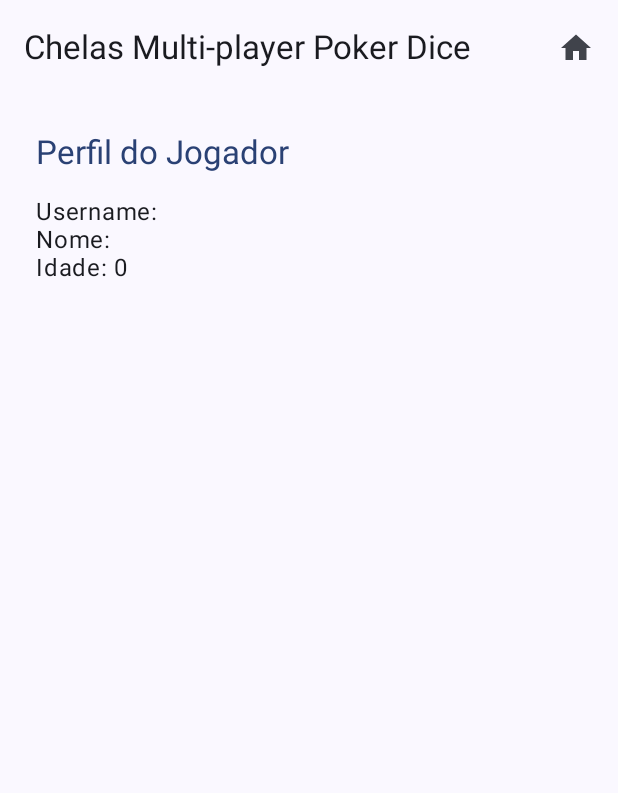
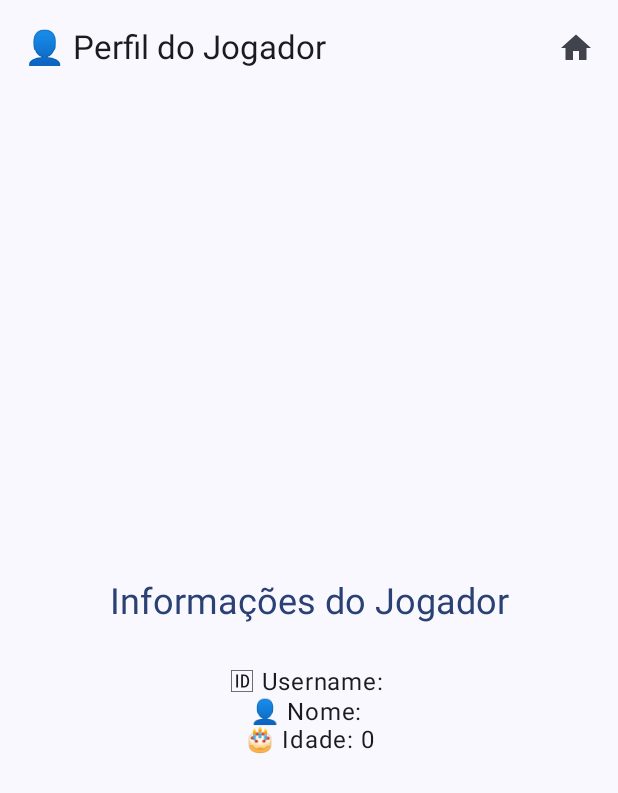
Before and after one commit to Diogoarnauth/PokerDice-Mobile, an Android app built with Jetpack Compose: the composable PlayerProfileView called with empty values, on a phone screen of 412 x 824 dp. Shown: the top 793 px of the screen. Run offline under Robolectric (Android 15) with nearby library versions, the phone set to English and light mode, and no system bars.

Commit message:
playerProfile

```diff
--- /dev/null
+++ b/app/src/main/java/com/example/chelasmultiplayerpokerdice/playerProfileScreen/playerProfileActivity.kt
@@ -0,0 +1 @@
+package com.example.chelasmultiplayerpokerdice.playerProfileScreen
--- a/app/src/main/java/com/example/chelasmultiplayerpokerdice/playerProfileScreen/playerProfileNavigation.kt
+++ b/app/src/main/java/com/example/chelasmultiplayerpokerdice/playerProfileScreen/playerProfileNavigation.kt
@@ -0,0 +1,6 @@
+package com.example.chelasmultiplayerpokerdice.aboutScreen
+
+interface ProfileNavigation {
+    fun goToTitleScreen()
+    //fun goToLoginScreen()
+}
--- a/app/src/main/java/com/example/chelasmultiplayerpokerdice/playerProfileScreen/playerProfileView.kt
+++ b/app/src/main/java/com/example/chelasmultiplayerpokerdice/playerProfileScreen/playerProfileView.kt
@@ -1,33 +1,20 @@
 package com.example.chimp.home
 
 import androidx.compose.foundation.background
-import androidx.compose.foundation.layout.Arrangement
-import androidx.compose.foundation.layout.Box
-import androidx.compose.foundation.layout.Column
-import androidx.compose.foundation.layout.Spacer
-import androidx.compose.foundation.layout.fillMaxSize
-import androidx.compose.foundation.layout.padding
+import androidx.compose.foundation.layout.*
 import androidx.compose.material.icons.Icons
 import androidx.compose.material.icons.filled.Home
-import androidx.compose.material.icons.filled.Info
-import androidx.compose.material.icons.filled.Person
-import androidx.compose.material.icons.filled.PlayArrow
-import androidx.compose.material3.ExperimentalMaterial3Api
-import androidx.compose.material3.Icon
-import androidx.compose.material3.IconButton
-import androidx.compose.material3.MaterialTheme
-import androidx.compose.material3.Scaffold
-import androidx.compose.material3.Text
-import androidx.compose.material3.TopAppBar
+import androidx.compose.material3.*
 import androidx.compose.runtime.Composable
 import androidx.compose.ui.Alignment
 import androidx.compose.ui.Modifier
 import androidx.compose.ui.platform.testTag
+import androidx.compose.ui.text.style.TextAlign
 import androidx.compose.ui.tooling.preview.Preview
 import androidx.compose.ui.unit.dp
 
-
 const val PLAYERPROFILE_BACK_TITLESCREEN = "Player Profile back to title screen"
+const val PLAYERPROFILE_VIEW_TAG = "Player Profile View"
 
 @OptIn(ExperimentalMaterial3Api::class)
 @Composable
@@ -40,10 +27,15 @@ fun PlayerProfileView(
     Scaffold(
         modifier = Modifier
             .fillMaxSize()
-            .testTag(TITLESCREEN_VIEW_TAG),
+            .testTag(PLAYERPROFILE_VIEW_TAG),
         topBar = {
             TopAppBar(
-                title = { Text("Chelas Multi-player Poker Dice") },
+                title = {
+                    Text(
+                        text = "👤 Perfil do Jogador",
+                        style = MaterialTheme.typography.titleLarge
+                    )
+                },
                 actions = {
                     IconButton(
                         onClick = goBackTitleScreenFunction,
@@ -53,50 +45,49 @@ fun PlayerProfileView(
                     }
                 }
             )
-        }
-    ) { paddingValues ->
+        },
+        content = { paddingValues ->
             Column(
                 modifier = Modifier
                     .padding(paddingValues)
                     .fillMaxSize()
                     .background(MaterialTheme.colorScheme.background)
-                .padding(24.dp), // margem geral
-            verticalArrangement = Arrangement.Top,
-            horizontalAlignment = Alignment.Start // canto esquerdo
+                    .padding(horizontal = 24.dp, vertical = 16.dp),
+                verticalArrangement = Arrangement.Center,
+                horizontalAlignment = Alignment.CenterHorizontally
             ) {
                 Text(
-                text = "Perfil do Jogador",
-                style = MaterialTheme.typography.titleLarge,
-                color = MaterialTheme.colorScheme.primary
+                    text = "Informações do Jogador",
+                    style = MaterialTheme.typography.headlineSmall,
+                    color = MaterialTheme.colorScheme.primary,
+                    textAlign = TextAlign.Center
                 )
 
-            Spacer(modifier = Modifier.padding(8.dp))
+                Spacer(modifier = Modifier.height(24.dp))
 
                 Text(
-                text = "Username: $playerUsername",
+                    text = "🆔 Username: $playerUsername",
                     style = MaterialTheme.typography.bodyLarge,
-                color = MaterialTheme.colorScheme.onBackground
+                    textAlign = TextAlign.Center
                 )
                 Text(
-                text = "Nome: $playerName",
+                    text = "👤 Nome: $playerName",
                     style = MaterialTheme.typography.bodyLarge,
-                color = MaterialTheme.colorScheme.onBackground
+                    textAlign = TextAlign.Center
                 )
                 Text(
-                text = "Idade: $playerAge",
+                    text = "🎂 Idade: $playerAge",
                     style = MaterialTheme.typography.bodyLarge,
-                color = MaterialTheme.colorScheme.onBackground
+                    textAlign = TextAlign.Center
                 )
             }
         }
+    )
 }
-
-
-
 
 @Preview(showBackground = true, showSystemUi = true)
 @Composable
-fun PlayerProfileView() {
+fun PlayerProfileViewPreview() {
     PlayerProfileView(
         playerUsername = "renata1234",
         playerName = "Renata Castanheira",
```
Also changed, not shown: app/src/main/java/com/example/chelasmultiplayerpokerdice/playerProfileScreen/playerProfile.kt (+15 -0 lines), app/src/main/java/com/example/chelasmultiplayerpokerdice/playerProfileScreen/playerProfileService.kt (added, +25 -0 lines), app/src/main/java/com/example/chelasmultiplayerpokerdice/playerProfileScreen/playerProfileViewModel.kt (deleted). Lines whose indentation alone changed are shown as unchanged.
